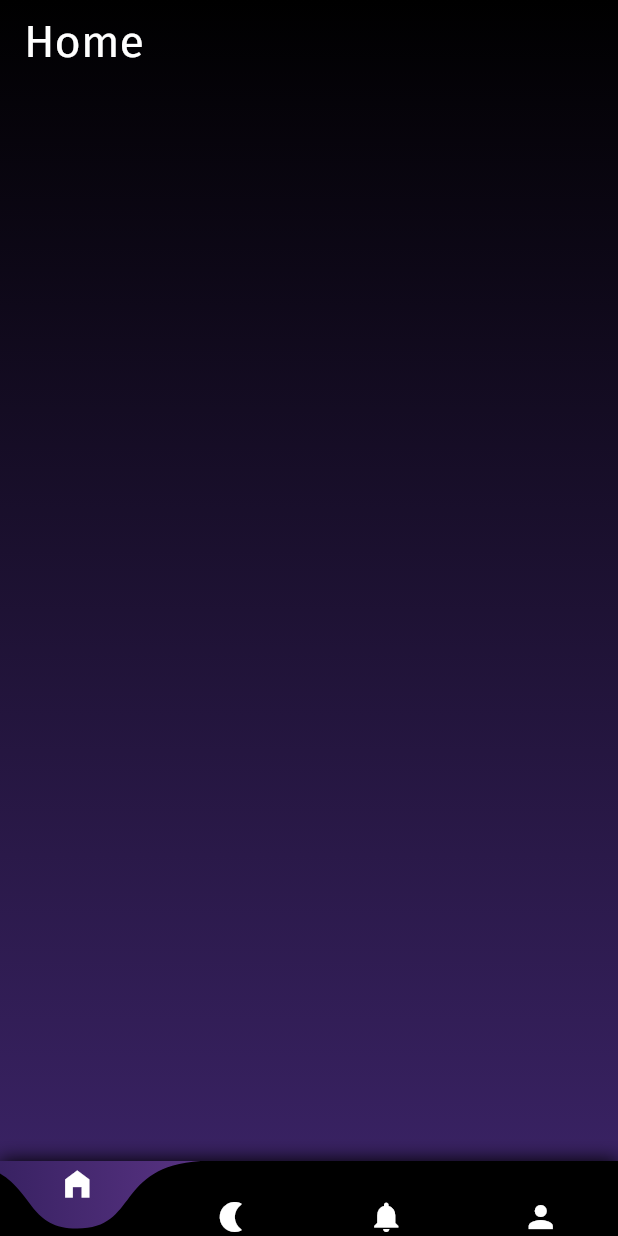
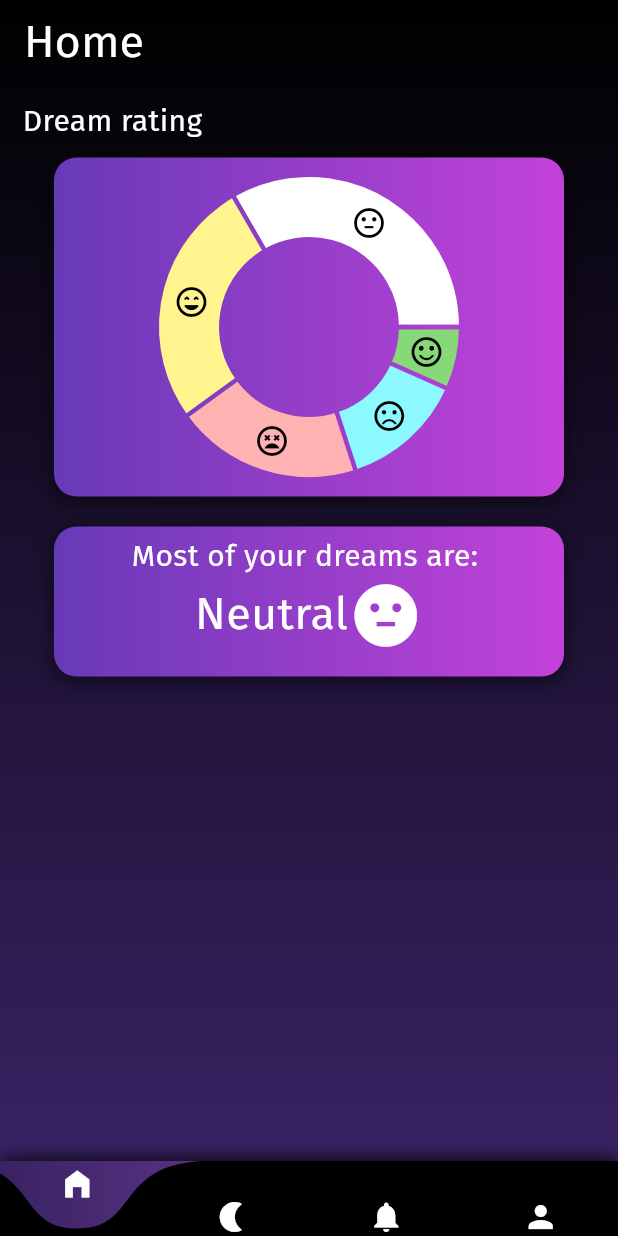
Before and after one commit to CloudreiL/Dreamy_project, a Flutter app: the screen it shows after launch, scrolled down 33 dp, after a tap on "Login", on a phone screen of 412 x 824 dp. Run offline on Flutter 3.47's test engine with Material 3 defaults, Android fonts, the phone set to English and light mode, and no system bars; drawn by our look-alikes of curved_navigation_bar, fl_chart; our stand-ins replace simple_gradient_text; project files that could hold a hidden picture were left out.

Commit message:
Updated README, added updates on home_page, and sleep_page

```diff
--- a/lib/classes/curvednavbar.dart
+++ b/lib/classes/curvednavbar.dart
@@ -2,6 +2,7 @@ import 'package:dreamy_project/pages/home_page.dart';
 import 'package:dreamy_project/pages/notification_page.dart';
 import 'package:dreamy_project/pages/sleep_page.dart';
 import 'package:dreamy_project/pages/user_page.dart';
+import 'package:dreamy_project/pages/test.dart';
 
 import 'package:flutter/material.dart';
 import 'package:curved_navigation_bar/curved_navigation_bar.dart';
@@ -18,7 +19,8 @@ class _BottomNavBarState extends State<BottomNavBar>{
     HomePage(),
     SleepPage(),
     NotificationPage(),
-    UserPage()
+    UserPage(),
+    TestPage()
   ];
 
   int _selectedIndex = 0;
--- a/lib/classes/style.dart
+++ b/lib/classes/style.dart
@@ -1,27 +1,16 @@
 import 'package:flutter/material.dart';
 
+
 class TextStyles{
-    static const TextStyle StyleText_title = TextStyle(
-      fontSize: 30,
+    static const TextStyle StyleText = TextStyle(
+      fontSize: 20,
       fontFamily: 'FiraSans_Regular',
       color: Colors.white
   );
-
-    static const TextStyle StyleText_normal = TextStyle(
-        fontSize: 20,
-        fontFamily: 'FiraSans_Regular',
-        color: Colors.white
-    );
-
-    static const TextStyle StyleText_smaller = TextStyle(
-        fontSize: 15,
-        fontFamily: 'FiraSans_Regular',
-        color: Colors.white
-    );
 }
 
 class TextFields{
-  static InputDecoration FieldDec_1 = InputDecoration(
+  static InputDecoration FieldDec = InputDecoration(
       enabledBorder: OutlineInputBorder(
           borderSide: BorderSide(color: Colors.white),
           borderRadius: BorderRadius.circular(20)
@@ -30,40 +19,44 @@ class TextFields{
           borderSide: BorderSide(color: Colors.white),
           borderRadius: BorderRadius.circular(20)
       ),
-      labelText: 'Email Address',
-      labelStyle: TextStyles.StyleText_normal,
+      labelStyle: TextStyles.StyleText,
       filled: true,
       fillColor: Color.fromRGBO(255, 255, 255, 200),
 
   );
+}
 
-  static InputDecoration FieldDec_2 = InputDecoration(
-      enabledBorder: OutlineInputBorder(
-          borderSide: BorderSide(color: Colors.white),
-          borderRadius: BorderRadius.circular(20)
+class ContainerDecor{
+  static BoxDecoration ContainerDec = BoxDecoration(
+      gradient: LinearGradient(
+        begin: Alignment.centerLeft,
+        end: Alignment.centerRight,
+        colors: [Color.fromRGBO(103, 58, 183, 1), Color.fromRGBO(195, 66, 218, 1)],
       ),
-      focusedBorder: OutlineInputBorder(
-          borderSide: BorderSide(color: Colors.white),
-          borderRadius: BorderRadius.circular(20)
-      ),
-      labelText: 'Password',
-      labelStyle: TextStyles.StyleText_normal,
-      filled: true,
-      fillColor: Color.fromRGBO(255, 255, 255, 200),
-  );
-
-  static InputDecoration FieldDec_3 = InputDecoration(
-    enabledBorder: OutlineInputBorder(
-        borderSide: BorderSide(color: Colors.white),
-        borderRadius: BorderRadius.circular(20)
-    ),
-    focusedBorder: OutlineInputBorder(
-        borderSide: BorderSide(color: Colors.white),
-        borderRadius: BorderRadius.circular(20)
-    ),
-    labelText: 'Confirm Password',
-    labelStyle: TextStyles.StyleText_normal,
-    filled: true,
-    fillColor: Color.fromRGBO(255, 255, 255, 200),
+      boxShadow: [BoxShadow(
+          color: Colors.black.withOpacity(0.5),
+          offset: Offset(0,3),
+          spreadRadius: 1,
+          blurRadius: 10
+        )
+      ],
+      borderRadius: BorderRadius.circular(15)
   );
 }
+
+class PieData {
+  final double value;
+  final Color color;
+  final Icon icon;
+  final String title;
+
+  PieData({required this.value, required this.color, required this.icon, required this.title});
+}
+
+final dataChart = [
+  PieData(value: 10, color: Color.fromRGBO(134, 216, 120, 1), icon: Icon(Icons.sentiment_satisfied_alt, color: Colors.black,), title: ''),
+  PieData(value: 20, color: Color.fromRGBO(140, 248, 255, 1), icon: Icon(Icons.sentiment_dissatisfied_outlined, color: Colors.black,), title: ''),
+  PieData(value: 30, color: Color.fromRGBO(255, 178, 178, 1), icon: Icon(Icons.sentiment_very_dissatisfied_outlined, color: Colors.black,), title: ''),
+  PieData(value: 40, color: Color.fromRGBO(255, 244, 142, 1), icon: Icon(Icons.sentiment_very_satisfied_rounded, color: Colors.black,), title: ''),
+  PieData(value: 50, color: Colors.white, icon: Icon(Icons.sentiment_neutral_outlined, color: Colors.black,), title: '')
+];
--- a/lib/pages/home_page.dart
+++ b/lib/pages/home_page.dart
@@ -1,4 +1,5 @@
 import 'package:flutter/material.dart';
+import 'package:fl_chart/fl_chart.dart';
 
 import 'package:dreamy_project/classes/style.dart';
 
@@ -26,8 +27,65 @@ class _HomePageState extends State<HomePage>{
       child: Scaffold(
         backgroundColor: Colors.transparent,
         appBar: AppBar(
-          title: Text('Home', style: TextStyles.StyleText_title),
+          title: Text('Home', style: TextStyles.StyleText.copyWith(
+            fontSize: 30
+          )),
           backgroundColor: Colors.transparent
+        ),
+        body: Center(
+          child: Column(
+            children: [
+              Row(
+                mainAxisAlignment: MainAxisAlignment.start,
+                children: [
+                  Padding(padding: EdgeInsets.only(top: 10, left: 15),
+                  child: Text('Dream rating', style: TextStyles.StyleText),)
+                ],
+              ),
+              Padding(padding: EdgeInsets.all(10),
+                child: Container(
+                  height: 226,
+                  width: 340,
+                  decoration: ContainerDecor.ContainerDec,
+                  child: PieChart(
+                    PieChartData(
+                      sections: dataChart.map((data) => PieChartSectionData(
+                        value: data.value,
+                        color: data.color,
+                        title: data.title,
+                        badgeWidget: data.icon
+                      )).toList(),
+                      sectionsSpace: 3,
+                      centerSpaceRadius: 60,
+                    ),
+                    swapAnimationCurve: Curves.linear,
+                  ),
+                ),
+              ),
+              Padding(padding: EdgeInsets.all(10),
+                child: Container(
+                    height: 100,
+                    width: 340,
+                    decoration: ContainerDecor.ContainerDec,
+                  child: Column(
+                    children: [
+                      Padding(padding: EdgeInsets.only(top: 5),
+                        child:  Text('Most of your dreams are: ', style: TextStyles.StyleText),),
+                      Row(
+                        mainAxisAlignment: MainAxisAlignment.center,
+                        children: [
+                          Text('Neutral', style: TextStyles.StyleText.copyWith(
+                            fontSize: 30
+                          ),),
+                          Icon(Icons.sentiment_neutral_sharp, color: Colors.white, size: 50,)
+                        ],
+                      )
+                    ],
+                  )
+                ),
+              ),
+            ],
+          ),
         ),
       ),
     );
--- a/lib/pages/notification_page.dart
+++ b/lib/pages/notification_page.dart
@@ -27,7 +27,9 @@ class _NotificationPageState extends State<NotificationPage>{
       child: Scaffold(
         backgroundColor: Colors.transparent,
         appBar: AppBar(
-          title: Text('Notifications', style: TextStyles.StyleText_title),
+          title: Text('Notifications', style: TextStyles.StyleText.copyWith(
+            fontSize: 30
+          )),
             backgroundColor: Colors.transparent
         ),
       ),
--- a/lib/pages/registration_login/login_page.dart
+++ b/lib/pages/registration_login/login_page.dart
@@ -28,12 +28,14 @@ class LoginPage extends StatelessWidget {
                   Padding(padding: EdgeInsets.only(top:130),
                       child: Text(
                         'Welcome to Dreamy',
-                        style: TextStyles.StyleText_title,
+                        style: TextStyles.StyleText.copyWith(
+                          fontSize: 30
+                        ),
                       )
                   ),
                   Text(
                       "Let's see what your dreams are!",
-                      style: TextStyles.StyleText_normal,
+                      style: TextStyles.StyleText,
                     ),
 
 
@@ -76,9 +78,11 @@ class LoginPage extends StatelessWidget {
                                     borderRadius: BorderRadius.circular(20)
                                 ),
                                 child: TextField(
-                                  decoration: TextFields.FieldDec_1,
+                                  decoration: TextFields.FieldDec.copyWith(
+                                    labelText: 'Email Address'
+                                  ),
                                   cursorColor: Colors.white,
-                                  style: TextStyles.StyleText_normal,
+                                  style: TextStyles.StyleText,
                                 ),
                               ),
                             ), //Поле почты
@@ -99,9 +103,11 @@ class LoginPage extends StatelessWidget {
                                 ),
                                 child: TextField(
                                   obscureText: true,
-                                  decoration: TextFields.FieldDec_2,
+                                  decoration: TextFields.FieldDec.copyWith(
+                                    labelText: 'Password'
+                                  ),
                                   cursorColor: Colors.white,
-                                  style: TextStyles.StyleText_normal,
+                                  style: TextStyles.StyleText,
                                 ),
                               ),
                             ),
@@ -136,7 +142,7 @@ class LoginPage extends StatelessWidget {
                                     },
                                     child: GradientText(
                                       'Login',
-                                      style: TextStyles.StyleText_normal,
+                                      style: TextStyles.StyleText,
                                       colors: [
                                         Color.fromRGBO(195, 66, 218, 1),
                                         Color.fromRGBO(103, 58, 183, 1)
@@ -168,7 +174,9 @@ class LoginPage extends StatelessWidget {
                                   padding: const EdgeInsets.symmetric(horizontal: 10.0),
                                   child: Text(
                                       "Or login with",
-                                      style: TextStyles.StyleText_smaller
+                                      style: TextStyles.StyleText.copyWith(
+                                        fontSize: 15
+                                      )
                                   ),
                                 ),
                                 Expanded(child: Divider(
@@ -188,7 +196,9 @@ class LoginPage extends StatelessWidget {
                             mainAxisAlignment: MainAxisAlignment.center,
                             children: [
                               Text("Don't have an account?",
-                                  style: TextStyles.StyleText_smaller,
+                                  style: TextStyles.StyleText.copyWith(
+                                    fontSize: 15
+                                  )
                               ),
                               TextButton(onPressed: (){
                                 Navigator.pushReplacement(
--- a/lib/pages/user_page.dart
+++ b/lib/pages/user_page.dart
@@ -27,7 +27,9 @@ class _UserPageState extends State<UserPage>{
       child: Scaffold(
         backgroundColor: Colors.transparent,
         appBar: AppBar(
-          title: Text('User', style: TextStyles.StyleText_title),
+          title: Text('User', style: TextStyles.StyleText.copyWith(
+            fontSize: 30
+          )),
             backgroundColor: Colors.transparent
         ),
       ),
--- a/pubspec.yaml
+++ b/pubspec.yaml
@@ -32,10 +32,12 @@ dependencies:
     sdk: flutter
 
 
+
   # The following adds the Cupertino Icons font to your application.
   # Use with the CupertinoIcons class for iOS style icons.
   cupertino_icons: ^1.0.2
   simple_gradient_text: ^1.3.0
+  fl_chart: ^0.68.0
 
 dev_dependencies:
   flutter_test:
@@ -100,6 +102,9 @@ flutter:
   assets:
     - "assets/icons/app_icon/android/res/mipmap-xxxhdpi/Dreamy_monochrome.png"
     - "assets/images/google-symbol.png"
+    - "assets/images/buttons/Dream Diary.png"
+    - "assets/images/buttons/Dream Calendar.png"
+    - "assets/images/buttons/Dream Book.png"
 
 
 
```
Also changed, not shown: lib/pages/registration_login/registration_page.dart (+23 -11 lines), lib/pages/sleep_page.dart (+38 -2 lines), lib/pages/test.dart (added, +38 -0 lines), assets/images/buttons/Dream Book.png (added), assets/images/buttons/Dream Calendar.png (added), assets/images/buttons/Dream Diary.png (added), pubspec.lock, 3 other files.
